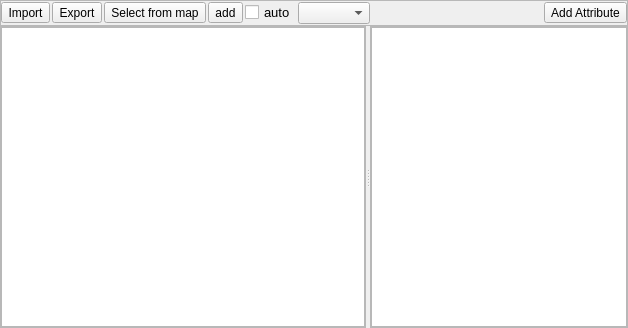
The window that enmapbox/gui/ui/speclibviewpanel.ui (jakimowb/enmapbox_testmigration2) describes before a commit, drawn with Qt 5.
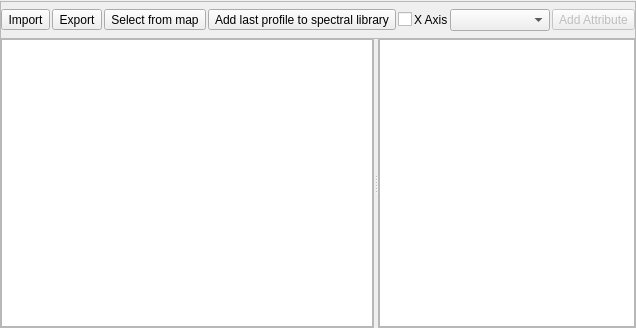
The same window after the commit. Icons and pictures are not drawn. Custom widgets are drawn as their Qt base class.

Commit message: SpectralLibraryTableView added context menu event SpectralLibraryTableViewModel added drag and drop added / changed speclib icons

What changed in the file:
```diff
--- a/enmapbox/gui/ui/speclibviewpanel.ui
+++ b/enmapbox/gui/ui/speclibviewpanel.ui
@@ -32,10 +32,16 @@
     </property>
     <item>
      <widget class="QFrame" name="btnBox">
+      <property name="minimumSize">
+       <size>
+        <width>0</width>
+        <height>38</height>
+       </size>
+      </property>
       <property name="maximumSize">
        <size>
         <width>16777215</width>
-        <height>26</height>
+        <height>35</height>
        </size>
       </property>
       <property name="frameShape">
@@ -62,9 +68,28 @@
        </property>
        <item>
         <widget class="QToolButton" name="btnLoadFromFile">
+         <property name="sizePolicy">
+          <sizepolicy hsizetype="Preferred" vsizetype="Maximum">
+           <horstretch>0</horstretch>
+           <verstretch>0</verstretch>
+          </sizepolicy>
+         </property>
+         <property name="toolTip">
+          <string>Add spectra from another spectral library.</string>
+         </property>
          <property name="text">
           <string>Import</string>
          </property>
+         <property name="icon">
+          <iconset resource="resources.qrc">
+           <normaloff>:/enmapbox/icons/speclib_add.png</normaloff>:/enmapbox/icons/speclib_add.png</iconset>
+         </property>
+         <property name="iconSize">
+          <size>
+           <width>32</width>
+           <height>32</height>
+          </size>
+         </property>
         </widget>
        </item>
        <item>
@@ -72,6 +97,16 @@
          <property name="text">
           <string>Export</string>
          </property>
+         <property name="icon">
+          <iconset resource="resources.qrc">
+           <normaloff>:/enmapbox/icons/speclib_save.png</normaloff>:/enmapbox/icons/speclib_save.png</iconset>
+         </property>
+         <property name="iconSize">
+          <size>
+           <width>32</width>
+           <height>32</height>
+          </size>
+         </property>
         </widget>
        </item>
        <item>
@@ -83,12 +118,34 @@
           <iconset resource="resources.qrc">
            <normaloff>:/enmapbox/icons/pickrasterspectrum.png</normaloff>:/enmapbox/icons/pickrasterspectrum.png</iconset>
          </property>
+         <property name="iconSize">
+          <size>
+           <width>32</width>
+           <height>32</height>
+          </size>
+         </property>
         </widget>
        </item>
        <item>
         <widget class="QToolButton" name="btnAddCurrentToSpeclib">
          <property name="text">
-          <string>add</string>
+          <string>Add last profile to spectral library</string>
+         </property>
+         <property name="icon">
+          <iconset resource="resources.qrc">
+           <normaloff>:/enmapbox/icons/profile2speclib.png</normaloff>:/enmapbox/icons/profile2speclib.png</iconset>
+         </property>
+         <property name="iconSize">
+          <size>
+           <width>32</width>
+           <height>32</height>
+          </size>
+         </property>
+         <property name="checkable">
+          <bool>false</bool>
+         </property>
+         <property name="checked">
+          <bool>false</bool>
          </property>
         </widget>
        </item>
@@ -100,12 +157,29 @@
           </font>
          </property>
          <property name="text">
-          <string>auto</string>
+          <string/>
          </property>
         </widget>
        </item>
        <item>
-        <widget class="QComboBox" name="cbXUnit"/>
+        <widget class="QLabel" name="label">
+         <property name="text">
+          <string>X Axis</string>
+         </property>
+        </widget>
+       </item>
+       <item>
+        <widget class="QComboBox" name="cbXUnit">
+         <property name="minimumSize">
+          <size>
+           <width>100</width>
+           <height>0</height>
+          </size>
+         </property>
+         <property name="toolTip">
+          <string>Select the unti of x-axis.</string>
+         </property>
+        </widget>
        </item>
        <item>
         <spacer name="horizontalSpacer">
@@ -122,6 +196,12 @@
        </item>
        <item>
         <widget class="QToolButton" name="btnAddAttribute">
+         <property name="enabled">
+          <bool>false</bool>
+         </property>
+         <property name="toolTip">
+          <string>Add attribute</string>
+         </property>
          <property name="text">
           <string>Add Attribute</string>
          </property>
@@ -206,6 +286,9 @@
           <property name="sortingEnabled">
            <bool>true</bool>
           </property>
+          <attribute name="horizontalHeaderStretchLastSection">
+           <bool>true</bool>
+          </attribute>
          </widget>
         </item>
        </layout>
```
Left out of the diff: 74 changed lines with no effect on the pictures. The commit also changes 7 other files.
